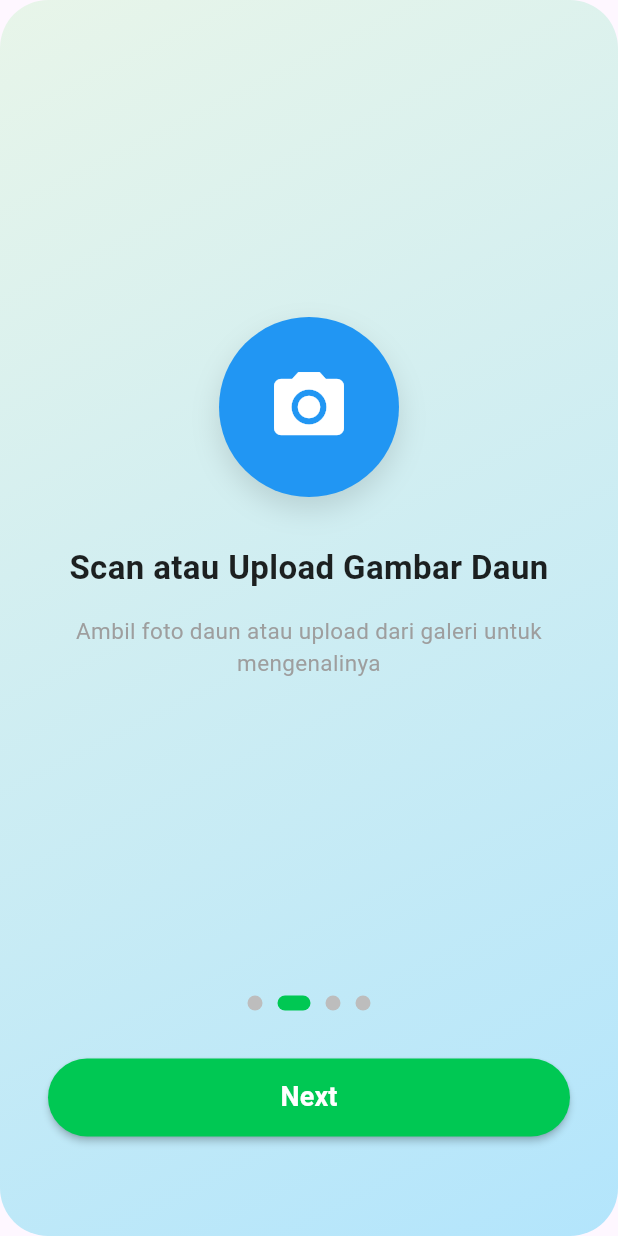
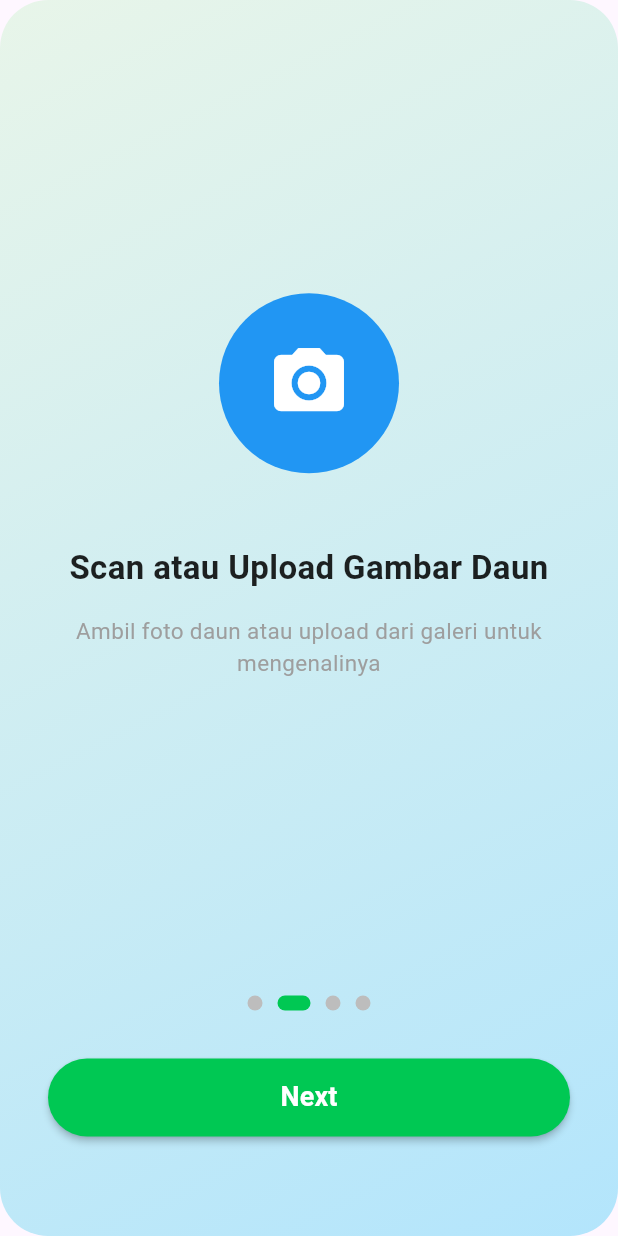
Before and after one commit to koctaa04/Leafy-PBL, a Flutter app: the screen it shows after launch, after a tap on "Next", on a phone screen of 412 x 824 dp. Run offline on Flutter 3.47's test engine with Material 3 defaults, Android fonts, the light colour scheme and no system bars.

Commit message:
fix(animate): Perbaikan & animasi onboarding + splash: - Update animasi onboarding: bouncing icon lebih tinggi, tanpa shadow. - Splash screen: animasi logo membesar lebih mulus, tanpa shadow pada logo & teks. - Tambah nama aplikasi 'Leafy' di splash screen. - Tambah file splash_screen.dart. - (Penambahan asset hati.png, menjari.png, menyirip.png, sejajar.png untuk kebutuhan selanjutnya)

```diff
--- a/lib/main.dart
+++ b/lib/main.dart
@@ -7,6 +7,7 @@ import 'screens/scan_screen.dart';
 import 'screens/leaf_detail_screen.dart';
 import 'screens/achievement_screen.dart';
 import 'screens/learn_leaf_screen.dart';
+import 'screens/splash_screen.dart';
 
 void main() {
   runApp(const LeafLearnApp());
@@ -19,8 +20,9 @@ class LeafLearnApp extends StatelessWidget {
   Widget build(BuildContext context) {
     return MaterialApp(
       debugShowCheckedModeBanner: false,
-      initialRoute: '/onboarding',
+      initialRoute: '/splash',
       routes: {
+        '/splash': (context) => const SplashScreen(),
         '/onboarding': (context) => const OnboardingScreen(),
         '/login': (context) => const LoginScreen(),
         '/home': (context) => const HomeScreen(),
--- a/lib/screens/onboarding_screen.dart
+++ b/lib/screens/onboarding_screen.dart
@@ -7,9 +7,12 @@ class OnboardingScreen extends StatefulWidget {
   State<OnboardingScreen> createState() => _OnboardingScreenState();
 }
 
-class _OnboardingScreenState extends State<OnboardingScreen> {
+class _OnboardingScreenState extends State<OnboardingScreen> with SingleTickerProviderStateMixin {
   final PageController _pageController = PageController();
   int _currentPage = 0;
+
+  late AnimationController _iconAnimController;
+  late Animation<double> _iconBounceAnim;
 
   final List<_OnboardingPageData> _pages = [
     _OnboardingPageData(
@@ -43,7 +46,22 @@ class _OnboardingScreenState extends State<OnboardingScreen> {
   ];
 
   @override
+
+  @override
+  void initState() {
+    super.initState();
+    _iconAnimController = AnimationController(
+      vsync: this,
+      duration: const Duration(milliseconds: 1200),
+    )..repeat(reverse: true);
+    _iconBounceAnim = Tween<double>(begin: 0.0, end: -38.0).animate(
+      CurvedAnimation(parent: _iconAnimController, curve: Curves.easeInOut),
+    );
+  }
+
+  @override
   void dispose() {
+    _iconAnimController.dispose();
     _pageController.dispose();
     super.dispose();
   }
@@ -90,26 +108,28 @@ class _OnboardingScreenState extends State<OnboardingScreen> {
                     return Column(
                       mainAxisAlignment: MainAxisAlignment.center,
                       children: [
-                        // Icon bulat besar
-                        Container(
+                        // Icon bulat besar dengan animasi goyang
+                        AnimatedBuilder(
+                          animation: _iconAnimController,
+                          builder: (context, child) {
+                            return Transform.translate(
+                              offset: Offset(0, _iconBounceAnim.value),
+                              child: child,
+                            );
+                          },
+                          child: Container(
                             width: 120,
                             height: 120,
                             decoration: BoxDecoration(
                               color: page.iconBg,
                               shape: BoxShape.circle,
-                            boxShadow: [
-                              BoxShadow(
-                                color: Colors.black12,
-                                blurRadius: 16,
-                                offset: Offset(0, 8),
-                              ),
-                            ],
                             ),
                             child: Center(
                               child: Icon(
                                 page.icon,
                                 color: page.iconColor,
                                 size: 56,
+                              ),
                             ),
                           ),
                         ),
--- /dev/null
+++ b/lib/screens/splash_screen.dart
@@ -0,0 +1,100 @@
+import 'package:flutter/material.dart';
+
+class SplashScreen extends StatefulWidget {
+  const SplashScreen({Key? key}) : super(key: key);
+
+  @override
+  State<SplashScreen> createState() => _SplashScreenState();
+}
+
+class _SplashScreenState extends State<SplashScreen> with SingleTickerProviderStateMixin {
+  late AnimationController _controller;
+  late Animation<double> _scaleAnim;
+  late Animation<double> _fadeAnim;
+  bool _hideSplash = false;
+
+  @override
+  void initState() {
+    super.initState();
+    _controller = AnimationController(
+      vsync: this,
+      duration: const Duration(milliseconds: 1600),
+    );
+    _scaleAnim = TweenSequence([
+      TweenSequenceItem(
+        tween: Tween<double>(begin: 0.2, end: 1.1).chain(CurveTween(curve: Curves.easeOutBack)),
+        weight: 70,
+      ),
+      TweenSequenceItem(
+        tween: Tween<double>(begin: 1.1, end: 1.0).chain(CurveTween(curve: Curves.easeIn)),
+        weight: 30,
+      ),
+    ]).animate(_controller);
+    _fadeAnim = Tween<double>(begin: 0.0, end: 1.0).animate(
+      CurvedAnimation(parent: _controller, curve: Curves.easeIn),
+    );
+    _controller.forward();
+    Future.delayed(const Duration(milliseconds: 2200), () async {
+      setState(() => _hideSplash = true);
+      await Future.delayed(const Duration(milliseconds: 500));
+      if (mounted) {
+        Navigator.pushReplacementNamed(context, '/onboarding');
+      }
+    });
+  }
+
+  @override
+  void dispose() {
+    _controller.dispose();
+    super.dispose();
+  }
+
+  @override
+  Widget build(BuildContext context) {
+    return Scaffold(
+      backgroundColor: const Color(0xFFE8F5E9),
+      body: Center(
+        child: AnimatedOpacity(
+          opacity: _hideSplash ? 0.0 : 1.0,
+          duration: const Duration(milliseconds: 500),
+          child: Column(
+            mainAxisAlignment: MainAxisAlignment.center,
+            children: [
+              FadeTransition(
+                opacity: _fadeAnim,
+                child: ScaleTransition(
+                  scale: _scaleAnim,
+                  child: Container(
+                    width: 120,
+                    height: 120,
+                    decoration: const BoxDecoration(
+                      color: Colors.white,
+                      shape: BoxShape.circle,
+                    ),
+                    child: const Center(
+                      child: Icon(
+                        Icons.eco,
+                        color: Color(0xFF00C853),
+                        size: 64,
+                      ),
+                    ),
+                  ),
+                ),
+              ),
+              const SizedBox(height: 28),
+              const Text(
+                'Leafy',
+                style: TextStyle(
+                  fontSize: 32,
+                  fontWeight: FontWeight.bold,
+                  color: Color(0xFF00C853),
+                  letterSpacing: 1.2,
+                ),
+              ),
+            ],
+          ),
+        ),
+      ),
+    );
+  }
+}
```
Also changed, not shown: assets/hati.png (added), assets/menjari.png (added), assets/menyirip.png (added), assets/sejajar.png (added). Lines whose indentation alone changed are shown as unchanged.
